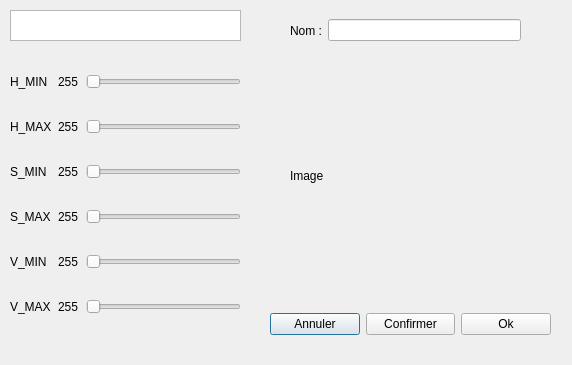
Before: the Qt Designer form qt_projet_2A/settingballs.ui in wasoh/project_2A, drawn with Qt 5.
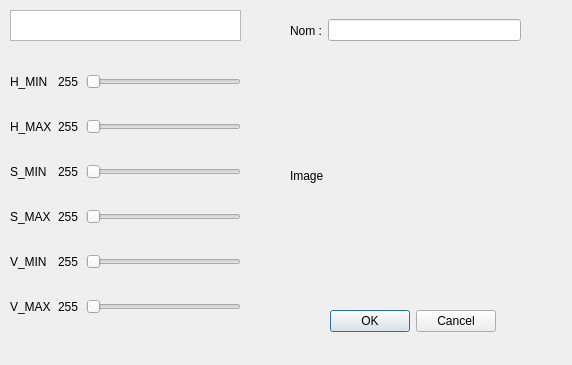
After: the same form once the commit is applied.

Commit message: Lancement de la fenetre de parametrage de des balles pas d'enregistrement et change de balle

What changed in the file:
```diff
--- a/qt_projet_2A/settingballs.ui
+++ b/qt_projet_2A/settingballs.ui
@@ -288,39 +288,6 @@
     <string>Image</string>
    </property>
   </widget>
-  <widget class="QWidget" name="verticalLayoutWidget_2">
-   <property name="geometry">
-    <rect>
-     <x>270</x>
-     <y>310</y>
-     <width>281</width>
-     <height>29</height>
-    </rect>
-   </property>
-   <layout class="QHBoxLayout" name="horizontalLayout_7">
-    <item>
-     <widget class="QPushButton" name="pushButton_3">
-      <property name="text">
-       <string>Annuler</string>
-      </property>
-     </widget>
-    </item>
-    <item>
-     <widget class="QPushButton" name="pushButton_2">
-      <property name="text">
-       <string>Confirmer</string>
-      </property>
-     </widget>
-    </item>
-    <item>
-     <widget class="QPushButton" name="pushButton">
-      <property name="text">
-       <string>Ok</string>
-      </property>
-     </widget>
-    </item>
-   </layout>
-  </widget>
   <widget class="QWidget" name="horizontalLayoutWidget">
    <property name="geometry">
     <rect>
@@ -343,6 +310,19 @@
     </item>
    </layout>
   </widget>
+  <widget class="QDialogButtonBox" name="buttonBox">
+   <property name="geometry">
+    <rect>
+     <x>330</x>
+     <y>310</y>
+     <width>166</width>
+     <height>23</height>
+    </rect>
+   </property>
+   <property name="standardButtons">
+    <set>QDialogButtonBox::Cancel|QDialogButtonBox::Ok</set>
+   </property>
+  </widget>
  </widget>
  <resources/>
  <connections/>
```
Left out of the diff: 2 changed lines with no effect on the pictures. The commit also changes 5 other files.
